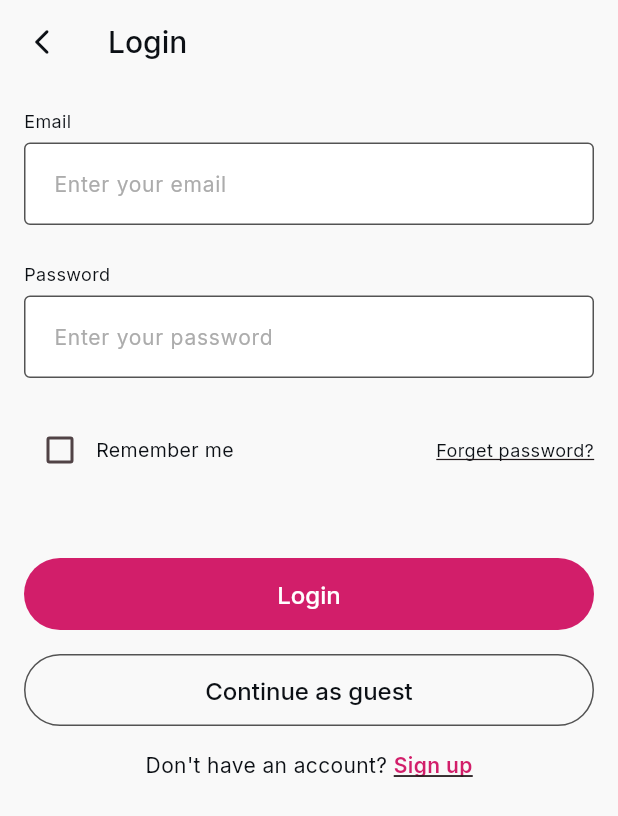
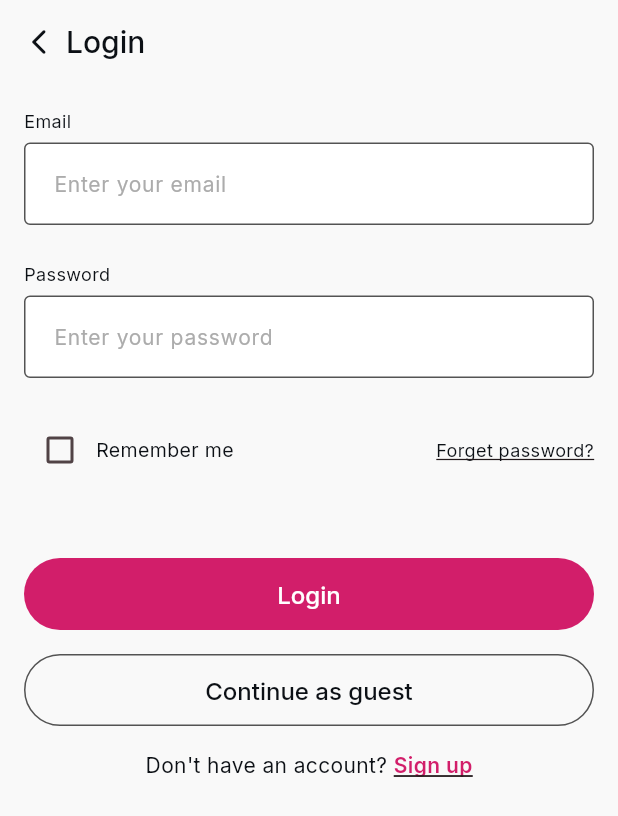
Before and after one commit to menna3lwan/flower_app, a Flutter app: the screen it shows after launch, on a phone screen of 412 x 824 dp. Shown: the top 816 px of the screen. Run offline on Flutter 3.47's test engine with Material 3 defaults, Android fonts, the phone set to English and light mode, and no system bars; our stand-ins replace easy_localization, equatable, flutter_bloc, get, get_it; project files that could hold a hidden picture were left out.

Commit message:
refactor(AppBackAppBar): streamline leading widget and improve RTL handling

```diff
--- a/lib/common/widgets/app_back_app_bar.dart
+++ b/lib/common/widgets/app_back_app_bar.dart
@@ -19,26 +19,22 @@ class AppBackAppBar extends StatelessWidget implements PreferredSizeWidget {
 
   @override
   Widget build(BuildContext context) {
-    // `Icons.arrow_back_ios_new_rounded` doesn't auto-mirror under RTL —
-    // unlike Flutter's built-in `BackButtonIcon`, a plain `Icon` with this
-    // glyph has no `matchTextDirection` behavior, so without this it kept
-    // pointing left in Arabic instead of right. Fixed once here since
-    // every auth screen (Login, Sign Up, Forgot Password, OTP, Reset
-    // Password) shares this one AppBar.
     final isRtl = Directionality.of(context) == TextDirection.rtl;
     return AppBar(
-      leading: IconButton(
-        icon: Transform.flip(
-          flipX: isRtl,
-          child: const Icon(Icons.arrow_back_ios_new_rounded, size: 20),
+      leadingWidth: 36,
+      titleSpacing: 8,
+      leading: Padding(
+        padding: const EdgeInsets.only(left: 16),
+        child: IconButton(
+          padding: EdgeInsets.zero,
+          constraints: const BoxConstraints(),
+          icon: Transform.flip(
+            flipX: isRtl,
+            child: const Icon(Icons.arrow_back_ios_new_rounded, size: 20),
+          ),
+          onPressed: onBackTap ?? () => Navigator.of(context).maybePop(),
         ),
-        onPressed: onBackTap ?? () => Navigator.of(context).maybePop(),
       ),
-      // Figma Dev Mode confirmed this 20px/w500 style on the Login frame's
-      // AppBar title (see AppTextStyles.appBarTitleEmphasis). All five auth
-      // screens (Login, Sign Up, Forgot Password, OTP, Reset Password)
-      // share this one AppBackAppBar, so the correct fix is a shared
-      // default here rather than each call site repeating the override.
       title: Text(title, style: titleStyle ?? AppTextStyles.appBarTitleEmphasis),
       actions: actions,
     );
```
